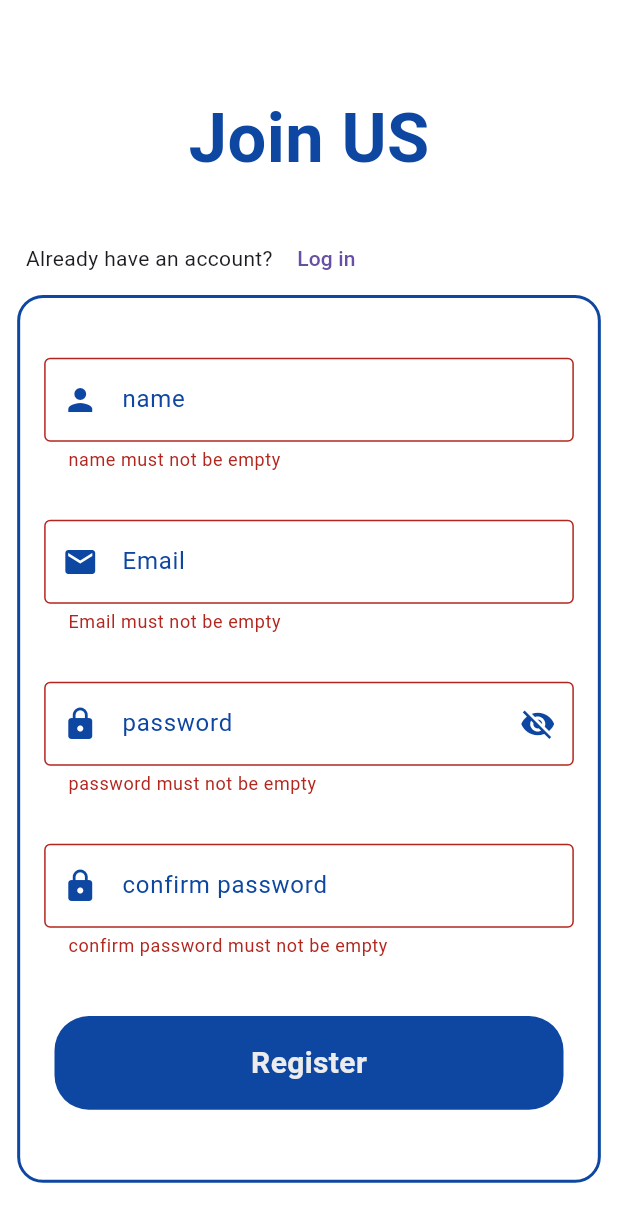
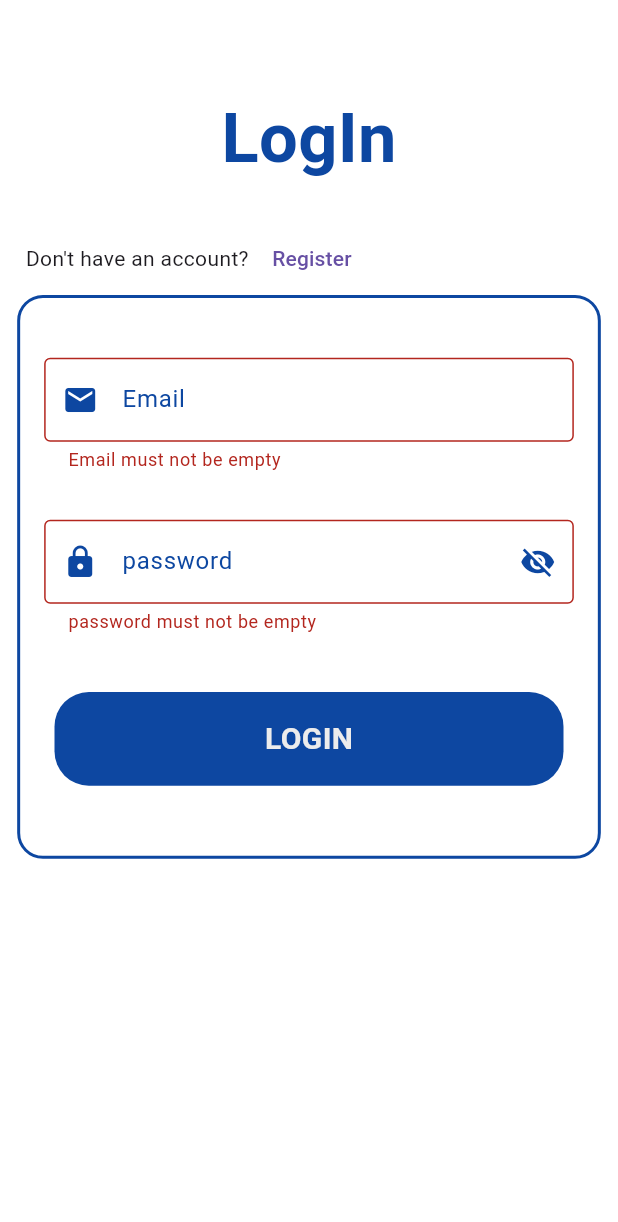
Before and after one commit to A-Abdelsattar/eraa_store, a Flutter app: the RegisterView screen opened directly, after a tap on "Log in", on a phone screen of 412 x 824 dp. Shown: the top 1222 px of the screen. Run offline on Flutter 3.47's test engine with Material 2 defaults, Android fonts, the phone set to English and light mode, and no system bars; our stand-ins replace bloc, dio, flutter_bloc, flutter_screenutil, fluttertoast, shared_preferences; accounts and stored records are empty.

Commit message:
login view done

```diff
--- a/lib/blocs/auth/auth_cubit.dart
+++ b/lib/blocs/auth/auth_cubit.dart
@@ -54,4 +54,28 @@ class AuthCubit extends Cubit<AuthState> {
       emit(RegisterErrorState(error));
     });
   }
+
+
+  login(){
+    emit(LoginLoadingState());
+    DioHelper.postData(url: EndPoint.login, data:{
+      'email':emailController.text,
+      'password':passwordController.text,
+    } ).then((value){
+      authModel=AuthModel.fromJson(value.data);
+      SharedPreferenceHelper.saveData(key: SharedPreferencesKeys.token, value: authModel!.data!.token);
+      emit(LoginSuccessState());
+      emailController.clear();
+      passwordController.clear();
+
+    }).catchError((error){
+      print(error.toString());
+      if(error is DioException){
+        print(error.response?.data.toString());
+        ToastConfig.showToast(msg: 'Error${error.response?.data['errors'].toString()}', toastStates: ToastStates.error);
+      }
+      emit(LoginErrorState(error));
+    });
+  }
+
 }
--- a/lib/blocs/auth/auth_state.dart
+++ b/lib/blocs/auth/auth_state.dart
@@ -11,3 +11,9 @@ class RegisterErrorState extends AuthState {
   final String error;
   RegisterErrorState(this.error);
 }
+class LoginLoadingState extends AuthState {}
+class LoginSuccessState extends AuthState {}
+class LoginErrorState extends AuthState {
+  final String error;
+  LoginErrorState(this.error);
+}
--- a/lib/services/dio_helper/endPoint.dart
+++ b/lib/services/dio_helper/endPoint.dart
@@ -5,4 +5,5 @@
 class EndPoint{
   static String baseUrl='https://smelctro.com/api/';
   static String register='register';
+  static String login='login';
 }
--- a/lib/views/auth/login_view.dart
+++ b/lib/views/auth/login_view.dart
@@ -1 +1,96 @@
+import 'package:eraa_store/blocs/auth/auth_cubit.dart';
+import 'package:eraa_store/core/utils/navigation.dart';
+import 'package:eraa_store/src/app_colors.dart';
+import 'package:eraa_store/views/auth/register_view.dart';
+import 'package:eraa_store/views/auth/widgets/custom_button.dart';
+import 'package:eraa_store/views/auth/widgets/custom_text_field.dart';
 import 'package:flutter/material.dart';
+import 'package:flutter_bloc/flutter_bloc.dart';
+import 'package:flutter_screenutil/flutter_screenutil.dart';
+
+class LoginView extends StatelessWidget {
+  LoginView({Key? key}) : super(key: key);
+  final TextEditingController controller = TextEditingController();
+  final GlobalKey<FormState>globalKey=GlobalKey<FormState>();
+  @override
+  Widget build(BuildContext context) {
+    return BlocConsumer<AuthCubit,AuthState>(
+        listener: (context, state) {},
+        builder: (context, state) {
+          var cubit=AuthCubit.get(context);
+          return SafeArea(
+            child: Scaffold(
+              backgroundColor: Colors.white,
+              body: SingleChildScrollView(
+                child: Column(
+                  mainAxisAlignment: MainAxisAlignment.center,
+                  crossAxisAlignment: CrossAxisAlignment.center,
+                  children: [
+                    SizedBox(
+                      height: 50.h,
+                    ),
+                    Text(
+                      'LogIn',
+                      style: TextStyle(
+                          color: AppColors.kPrimaryColor,
+                          fontSize: 40.sp,
+                          fontWeight: FontWeight.bold),
+                    ),
+                    SizedBox(
+                      height: 20.h,
+                    ),
+                    Padding(
+                      padding: EdgeInsets.symmetric(horizontal: 15.0.w),
+                      child: Row(
+                        children: [
+                          const Text('Don\'t have an account? '),
+                          TextButton(
+                              onPressed: () {
+                                AppNavigator.customNavigator(context: context, screen: RegisterView(), finish: true);
+                              }, child: const Text('Register'))
+                        ],
+                      ),
+                    ),
+                    // Image.asset('assets/images/onBoarding.jpg',height: 200,),
+                    Container(
+                      margin: EdgeInsets.symmetric(horizontal: 10.w),
+                      padding: EdgeInsets.symmetric(vertical: 20.h),
+                      decoration: BoxDecoration(
+                        borderRadius: BorderRadius.circular(15.r),
+                        border: Border.all(
+                            width: 2, color: AppColors.kPrimaryColor),
+                      ),
+                      child: Form(
+                        key: globalKey,
+                        autovalidateMode: AutovalidateMode.always,
+                        child: Column(
+                          children: [
+                            CustomTextField(
+                                label: 'Email',
+                                controller: cubit.emailController,
+                                icon: Icons.email),
+                            CustomTextField(
+                              label: 'password',
+                              controller: cubit.passwordController,
+                              icon: Icons.lock,
+                              isPassword: true,
+                            ),
+                            CustomButton(
+                              onTap: () {
+                                globalKey.currentState?.validate();
+                                cubit.login();
+                              },
+                              title: 'LOGIN',
+                            ),
+                          ],
+                        ),
+                      ),
+                    ),
+                  ],
+                ),
+              ),
+            ),
+          );
+        });
+  }
+}
--- a/lib/views/auth/register_view.dart
+++ b/lib/views/auth/register_view.dart
@@ -1,5 +1,7 @@
 import 'package:eraa_store/blocs/auth/auth_cubit.dart';
+import 'package:eraa_store/core/utils/navigation.dart';
 import 'package:eraa_store/src/app_colors.dart';
+import 'package:eraa_store/views/auth/login_view.dart';
 import 'package:eraa_store/views/auth/widgets/custom_button.dart';
 import 'package:eraa_store/views/auth/widgets/custom_text_field.dart';
 import 'package:flutter/material.dart';
@@ -42,7 +44,9 @@ class RegisterView extends StatelessWidget {
                         children: [
                           const Text('Already have an account? '),
                           TextButton(
-                              onPressed: () {}, child: const Text('Log in'))
+                              onPressed: () {
+                                AppNavigator.customNavigator(context: context, screen: LoginView(), finish: true);
+                              }, child: const Text('Log in'))
                         ],
                       ),
                     ),
```
Also changed, not shown: lib/views/home/home_view.dart (added).
